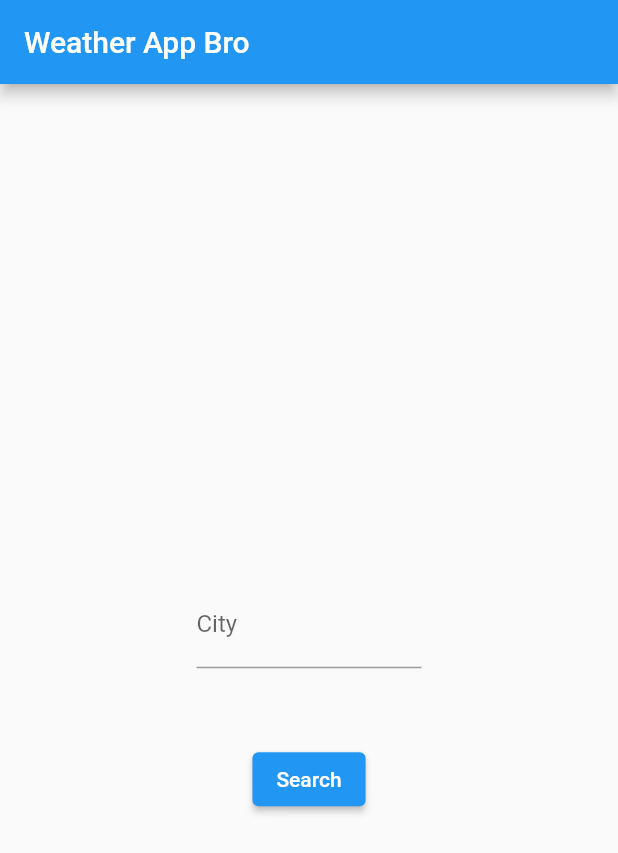
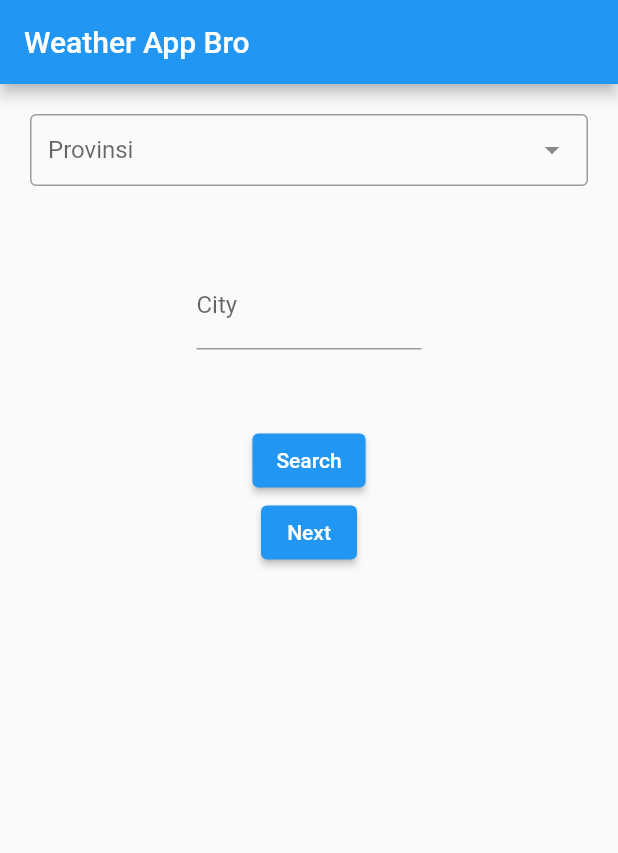
Before and after one commit to ahmadm712/JCC_CP_WeatherApp, a Flutter app: the screen it shows after launch, on a phone screen of 412 x 824 dp. Shown: the top 853 px of the screen. Run offline on Flutter 3.47's test engine with Material 2 defaults, Android fonts, the phone set to English and light mode, and no system bars; drawn by our look-alikes of dropdown_search; our stand-ins replace get.

Commit message:
menambahkan searchable dropdown provinsi dari api Raja Ongkir

```diff
--- a/lib/main.dart
+++ b/lib/main.dart
@@ -1,6 +1,7 @@
 import 'package:flutter/material.dart';
-import 'package:weatherapp/models/models.dart';
-import 'package:weatherapp/services/data_services.dart';
+import 'package:weatherapp/pages/homePage.dart';
+
+import 'package:get/get.dart';
 
 void main() {
   runApp(MyApp());
@@ -10,65 +11,13 @@ class MyApp extends StatelessWidget {
   // This widget is the root of your application.
   @override
   Widget build(BuildContext context) {
-    return MaterialApp(
+    return GetMaterialApp(
       title: 'Flutter Demo',
       theme: ThemeData(
         primarySwatch: Colors.blue,
       ),
+      debugShowCheckedModeBanner: false,
       home: MyHomePage(),
     );
   }
 }
-
-class MyHomePage extends StatefulWidget {
-  @override
-  State<MyHomePage> createState() => _MyHomePageState();
-}
-
-class _MyHomePageState extends State<MyHomePage> {
-  final _cityTextController = TextEditingController();
-  final _dataService = DataService();
-  WeatherResponse _response;
-  @override
-  Widget build(BuildContext context) {
-    return Scaffold(
-      appBar: AppBar(
-        title: Text('Weather App Bro'),
-      ),
-      body: Center(
-        child: Column(
-          mainAxisAlignment: MainAxisAlignment.center,
-          children: [
-            if (_response != null)
-              Column(
-                children: [
-                  Image.network(_response.iconUrl),
-                  Text(
-                    '${_response.tempInfo.temperature}°',
-                    style: TextStyle(fontSize: 40),
-                  ),
-                  Text(_response.weatherInfo.description)
-                ],
-              ),
-            Padding(
-              padding: EdgeInsets.symmetric(vertical: 50),
-              child: SizedBox(
-                width: 150,
-                child: TextField(
-                    controller: _cityTextController,
-                    decoration: InputDecoration(labelText: 'City'),
-                    textAlign: TextAlign.center),
-              ),
-            ),
-            ElevatedButton(onPressed: _search, child: Text('Search'))
-          ],
-        ),
-      ),
-    );
-  }
-
-  void _search() async {
-    final response = await _dataService.getWeather(_cityTextController.text);
-    setState(() => _response = response);
-  }
-}
--- /dev/null
+++ b/lib/models/provincemodels.dart
@@ -0,0 +1,23 @@
+class Province {
+  String provinceId;
+  String province;
+
+  Province({this.provinceId, this.province});
+
+  Province.fromJson(Map<String, dynamic> json) {
+    provinceId = json['province_Id'];
+    province = json['province'];
+  }
+
+  Map<String, dynamic> toJson() {
+    final data = <String, dynamic>{};
+    data['province_id'] = provinceId;
+    data['province'] = province;
+    return data;
+  }
+
+  static List<Province> fromJsonList(List list) {
+    if (list.length == 0) return List<Province>.empty();
+    return list.map((item) => Province.fromJson(item)).toList();
+  }
+}
--- a/lib/pages/HomePage.dart
+++ b/lib/pages/HomePage.dart
@@ -0,0 +1,126 @@
+// ignore_for_file: file_names
+
+import 'dart:convert';
+
+import 'package:dropdown_search/dropdown_search.dart';
+import 'package:flutter/material.dart';
+import 'package:weatherapp/models/models.dart';
+import 'package:weatherapp/models/provincemodels.dart';
+import 'package:http/http.dart' as http;
+import 'package:weatherapp/services/data_services.dart';
+import 'package:get/get.dart';
+
+class MyHomePage extends StatefulWidget {
+  @override
+  State<MyHomePage> createState() => _MyHomePageState();
+}
+
+class _MyHomePageState extends State<MyHomePage> {
+  final _cityTextController = TextEditingController();
+  final _dataService = DataService();
+  WeatherResponse _response;
+  @override
+  Widget build(BuildContext context) {
+    return Scaffold(
+      appBar: AppBar(
+        title: const Text('Weather App Bro'),
+      ),
+      body: SingleChildScrollView(
+        padding: EdgeInsets.all(20),
+        child: Center(
+          child: Column(
+            mainAxisAlignment: MainAxisAlignment.center,
+            children: [
+              if (_response != null)
+                Column(
+                  children: [
+                    Image.network(_response.iconUrl),
+                    Text(
+                      '${_response.tempInfo.temperature}°',
+                      style: const TextStyle(fontSize: 40),
+                    ),
+                    Text(_response.weatherInfo.description)
+                  ],
+                ),
+              DropdownSearch<Province>(
+                label: "Provinsi",
+                showSearchBox: true,
+                searchBoxDecoration: InputDecoration(
+                  contentPadding: const EdgeInsets.symmetric(
+                    vertical: 10,
+                    horizontal: 20,
+                  ),
+                  hintText: "cari provinsi...",
+                  border: OutlineInputBorder(
+                    borderRadius: BorderRadius.circular(50),
+                  ),
+                ),
+                onFind: (String filter) async {
+                  Uri url =
+                      Uri.parse("https://api.rajaongkir.com/starter/province");
+
+                  try {
+                    final response = await http.get(
+                      url,
+                      headers: {
+                        "key": "9e6ff413196b68af0e46b61708d8285c",
+                      },
+                    );
+                    var data =
+                        json.decode(response.body) as Map<String, dynamic>;
+
+                    var statusCode = data["rajaongkir"]["status"]["code"];
+
+                    if (statusCode != 200) {
+                      throw data["rajaongkir"]["status"]["description"];
+                    }
+
+                    var listAllProvince =
+                        data["rajaongkir"]["results"] as List<dynamic>;
+
+                    var models = Province.fromJsonList(listAllProvince);
+                    return models;
+                  } catch (err) {
+                    print(err);
+                    return List<Province>.empty();
+                  }
+                },
+                onChanged: (value) => print(value.province),
+                popupItemBuilder: (context, item, isSelected) {
+                  return Container(
+                    padding: const EdgeInsets.symmetric(
+                        horizontal: 20, vertical: 10),
+                    child: Text(
+                      "${item.province}",
+                      style: const TextStyle(
+                        fontSize: 18,
+                      ),
+                    ),
+                  );
+                },
+                itemAsString: (item) => item.province,
+              ),
+              Padding(
+                padding: const EdgeInsets.symmetric(vertical: 50),
+                child: SizedBox(
+                  width: 150,
+                  child: TextField(
+                      controller: _cityTextController,
+                      decoration: InputDecoration(labelText: 'City'),
+                      textAlign: TextAlign.center),
+                ),
+              ),
+              ElevatedButton(onPressed: _search, child: const Text('Search')),
+              ElevatedButton(onPressed: _search, child: const Text('Next')),
+            ],
+          ),
+        ),
+      ),
+    );
+  }
+
+  void _search() async {
+    final response = await _dataService.getWeather(_cityTextController.text);
+    setState(() => _response = response);
+  }
+}
--- a/pubspec.yaml
+++ b/pubspec.yaml
@@ -32,6 +32,7 @@ dependencies:
   get: ^4.3.8
   http: ^0.13.4
   lottie: ^1.2.1
+  dropdown_search: 0.6.3
 
 
   # The following adds the Cupertino Icons font to your application.
```
Also changed, not shown: lib/models/province.dart (added, +8 -0 lines), lib/pages/SplashScreen.dart (deleted, +0 -8 lines), lib/pages/splash_screen.dart (added, +16 -0 lines), pubspec.lock.
